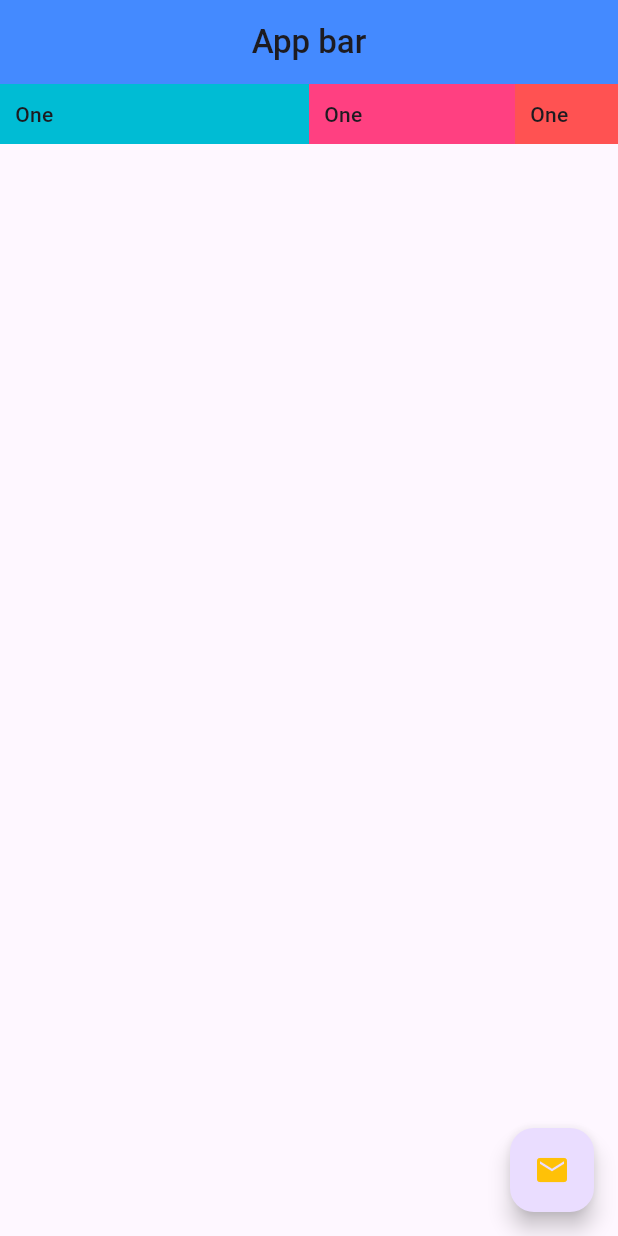
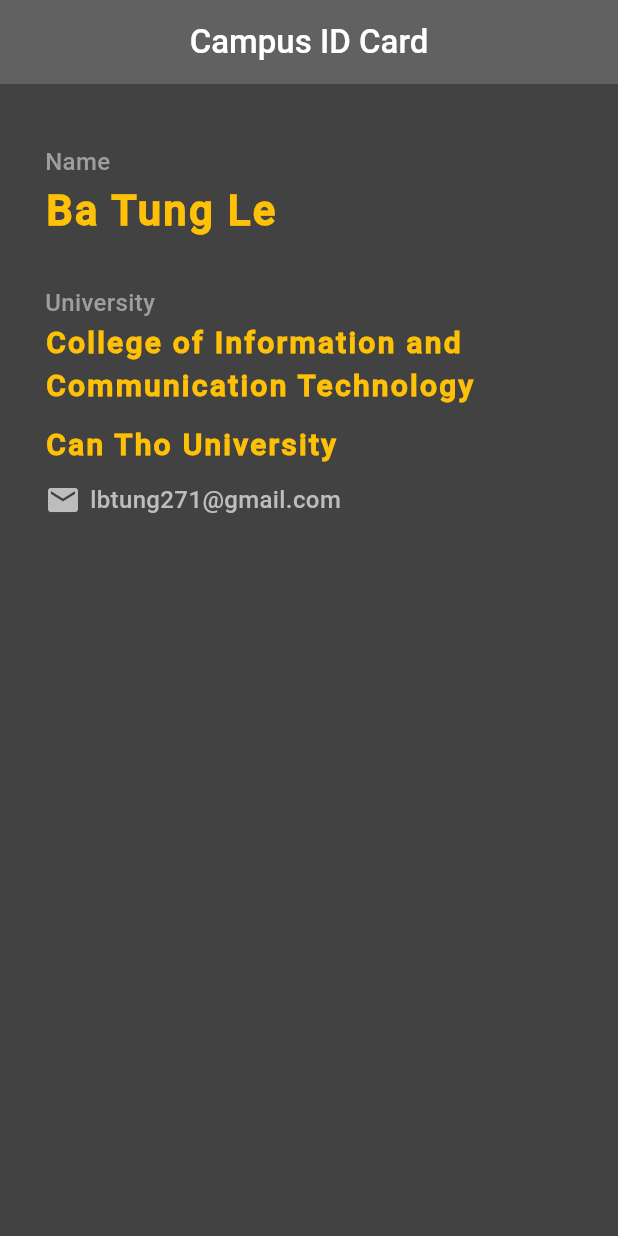
Before and after one commit to lebatung/Starter-Flutter-App, a Flutter app: the screen it shows after launch, on a phone screen of 412 x 824 dp. Run offline on Flutter 3.47's test engine with Material 3 defaults, Android fonts, the phone set to English and light mode, and no system bars.

Commit message:
Create a simple app thats show campus card

```diff
--- a/lib/main.dart
+++ b/lib/main.dart
@@ -5,61 +5,90 @@
     ));
 
 class Home extends StatelessWidget {
+  const Home({super.key});
+
   @override
   Widget build(BuildContext context) {
     return Scaffold(
+      backgroundColor: Colors.grey[800],
       appBar: AppBar(
         title: Text(
-          'App bar',
+          'Campus ID Card',
           style: TextStyle(
-            fontFamily: 'Roboto',
+            color: Colors.white,
           ),
         ),
         centerTitle: true,
-        backgroundColor: Colors.blueAccent,
+        backgroundColor: Colors.grey[700],
+        elevation: 0.0,
       ),
-      body: Row(
-        mainAxisAlignment: MainAxisAlignment.center,
-        crossAxisAlignment: CrossAxisAlignment.end,
-        children: <Widget>[
-          Expanded(
-            flex: 3,
-            child: Container(
-              padding: EdgeInsets.all(10.0),
-              color: Colors.cyan,
-              child: Text('One'),
+      body: Padding(
+        padding: EdgeInsets.fromLTRB(30.0, 40.0, 30.0, 0.0),
+        child: Column(
+          crossAxisAlignment: CrossAxisAlignment.start,
+          children: <Widget>[
+            Text(
+              'Name',
+              style: TextStyle(
+                color: Colors.grey,
+                fontSize: 16.0,
+              ),
             ),
-          ),
-          Expanded(
-            flex: 2,
-            child: Container(
-              padding: EdgeInsets.all(10.0),
-              color: Colors.pinkAccent,
-              child: Text('One'),
+            SizedBox(height: 1.0),
+            Text(
+              'Ba Tung Le',
+              style: TextStyle(
+                  color: Colors.amber,
+                  letterSpacing: 1.5,
+                  fontSize: 28.0,
+                  fontWeight: FontWeight.bold),
             ),
-          ),
-          Expanded(
-            flex: 1,
-            child: Container(
-              padding: EdgeInsets.all(10.0),
-              color: Colors.redAccent,
-              child: Text('One'),
+            SizedBox(height: 30.0),
+            Text(
+              'University',
+              style: TextStyle(
+                color: Colors.grey,
+                fontSize: 16.0,
+              ),
             ),
-          ),
-        ],
-      ),
-      floatingActionButton: FloatingActionButton(
-        onPressed: () {
-          // Your onPressed code here
-        },
-        child: IconButton(
-          onPressed: () {
-            print('Clicked');
-          },
-          icon: Icon(
-            Icons.mail,
-            color: Colors.amber,
-          ),
+            SizedBox(height: 1.0),
+            Text(
+              'College of Information and Communication Technology',
+              style: TextStyle(
+                  color: Colors.amber,
+                  letterSpacing: 1.5,
+                  fontSize: 20.0,
+                  fontWeight: FontWeight.bold),
+            ),
+            SizedBox(height: 10.0),
+            Text(
+              'Can Tho University',
+              style: TextStyle(
+                  color: Colors.amber,
+                  letterSpacing: 1.5,
+                  fontSize: 20.0,
+                  fontWeight: FontWeight.bold),
+            ),
+            SizedBox(height: 10.0),
+            Row(
+              children: <Widget>[
+                Icon(
+                  Icons.mail,
+                  color: Colors.grey[400],
+                ),
+                Padding(
+                  padding: const EdgeInsets.fromLTRB(6.0, 0.0, 0.0, 0.0),
+                  child: Text(
+                    'lbtung271@gmail.com',
+                    style: TextStyle(
+                      color: Colors.grey[400],
+                      fontSize: 16.0,
+                    ),
+                  ),
+                )
+              ],
+            )
+          ],
         ),
       ),
     );
```
